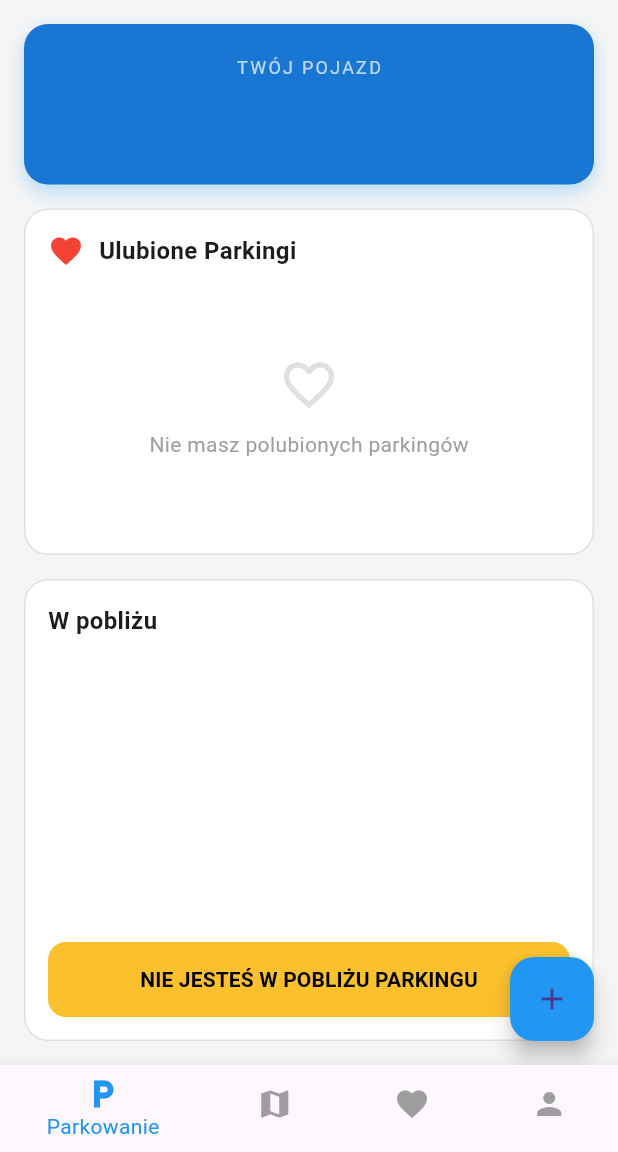
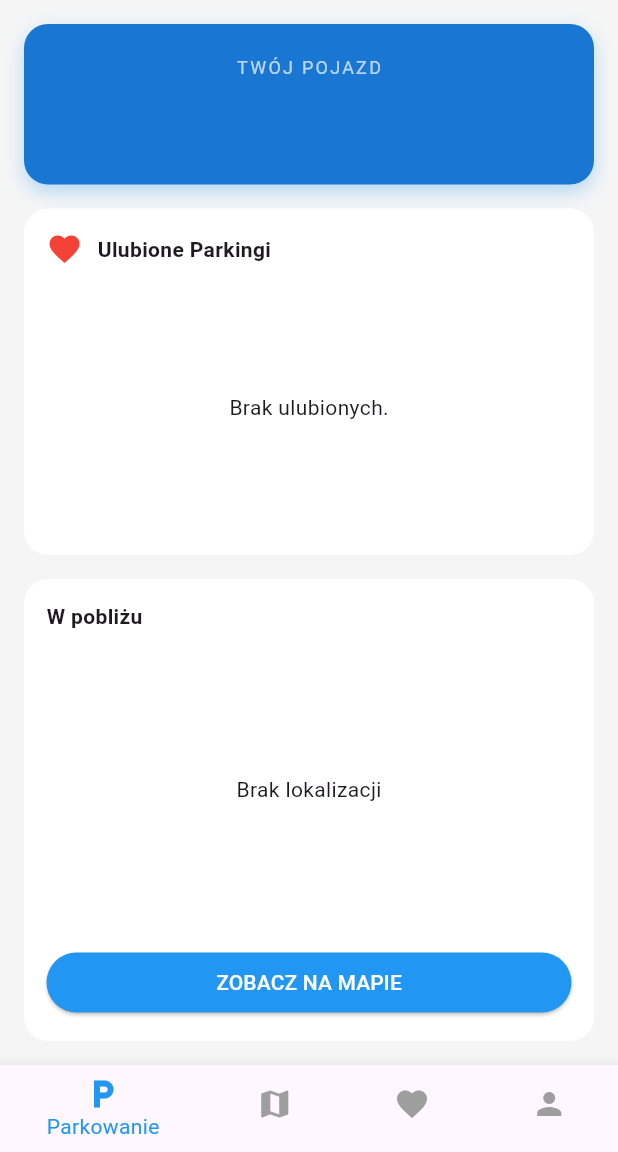
Before and after one commit to Remlithe/enginner-degree, a Flutter app: the screen it shows once a user with an empty profile is signed in, on a phone screen of 412 x 824 dp, the part 84-1236 px from its top. Run offline on Flutter 3.47's test engine with Material 3 defaults, Android fonts, the phone set to English and light mode, and no system bars; our stand-ins replace cloud_firestore, cloud_functions, firebase_auth, firebase_core, geolocator, google_maps_flutter; missing offline and left inert: flutter_stripe; accounts and stored records are empty.

Commit message:
map update

```diff
--- a/lib/screens/favorites_screen.dart
+++ b/lib/screens/favorites_screen.dart
@@ -1,5 +1,5 @@
 import 'package:flutter/material.dart';
-import '../models/parkingareamodel.dart';
+import '../models/parking_area_model.dart';
 import '../services/parking_service.dart';
 import '../widgets/occupancy_bar.dart'; // Import paska, który stworzyliśmy
 
--- a/lib/screens/map_screen.dart
+++ b/lib/screens/map_screen.dart
@@ -3,7 +3,7 @@ import 'package:flutter/material.dart';
 import 'package:google_maps_flutter/google_maps_flutter.dart';
 import 'package:geolocator/geolocator.dart';
 import 'package:url_launcher/url_launcher.dart'; // Do nawigacji
-import '../models/parkingareamodel.dart';
+import '../models/parking_area_model.dart';
 import '../services/parking_service.dart';
 
 class MapScreen extends StatefulWidget {
--- a/lib/screens/parking_screen.dart
+++ b/lib/screens/parking_screen.dart
@@ -2,9 +2,9 @@
 import 'package:flutter/material.dart';
 import 'package:cloud_firestore/cloud_firestore.dart';
 import 'package:firebase_auth/firebase_auth.dart';
-import 'package:geolocator/geolocator.dart';
+import 'package:geolocator/geolocator.dart'; // <--- Potrzebne do GPS
 import '../models/user_model.dart';
-import '../models/parkingareamodel.dart'; // Upewnij się co do nazwy pliku
+import '../models/parking_area_model.dart'; // Upewnij się co do wielkości liter pliku!
 import '../services/parking_service.dart';
 
 class ParkingScreen extends StatefulWidget {
@@ -20,12 +20,63 @@ class _ParkingScreenState extends State<ParkingScreen> {
   final User? currentUser = FirebaseAuth.instance.currentUser;
   final ParkingService _parkingService = ParkingService();
 
-  // Symulowana pozycja (Warszawa Centrum) - docelowo użyj Geolocator.getCurrentPosition()
-  final double myLat = 52.2297;
-  final double myLng = 21.0122;
+  // ZMIANA: Zamiast "na sztywno", używamy zmiennej, która może być null
+  Position? _currentPosition;
+  bool _isLoadingLocation = true;
 
-  // Czy jesteśmy blisko jakiegoś parkingu (na razie false)
-  bool isNearParking = false;
+  @override
+  void initState() {
+    super.initState();
+    _determinePosition(); // <--- Pobieramy lokalizację na starcie
+  }
+
+  // Funkcja pobierająca prawdziwą lokalizację
+  Future<void> _determinePosition() async {
+    bool serviceEnabled;
+    LocationPermission permission;
+
+    // 1. Sprawdź czy GPS jest włączony
+    serviceEnabled = await Geolocator.isLocationServiceEnabled();
+    if (!serviceEnabled) {
+      if (mounted) {
+        setState(() => _isLoadingLocation = false);
+        ScaffoldMessenger.of(context).showSnackBar(const SnackBar(content: Text('Włącz GPS, aby znaleźć najbliższe parkingi.')));
+      }
+      return;
+    }
+
+    // 2. Sprawdź uprawnienia
+    permission = await Geolocator.checkPermission();
+    if (permission == LocationPermission.denied) {
+      permission = await Geolocator.requestPermission();
+      if (permission == LocationPermission.denied) {
+        if (mounted) {
+          setState(() => _isLoadingLocation = false);
+          ScaffoldMessenger.of(context).showSnackBar(const SnackBar(content: Text('Brak uprawnień do lokalizacji.')));
+        }
+        return;
+      }
+    }
+
+    if (permission == LocationPermission.deniedForever) {
+      if (mounted) setState(() => _isLoadingLocation = false);
+      return;
+    }
+
+    // 3. Pobierz pozycję
+    try {
+      Position position = await Geolocator.getCurrentPosition();
+      if (mounted) {
+        setState(() {
+          _currentPosition = position;
+          _isLoadingLocation = false;
+        });
+      }
+    } catch (e) {
+      print("Błąd lokalizacji: $e");
+      if (mounted) setState(() => _isLoadingLocation = false);
+    }
+  }
 
   @override
   Widget build(BuildContext context) {
@@ -40,14 +91,23 @@ class _ParkingScreenState extends State<ParkingScreen> {
       ),
       body: Padding(
         padding: const EdgeInsets.all(16.0),
-        child: StreamBuilder<List<ParkingAreaModel>>(
-          stream: _parkingService.getParkingAreas(), // 1. Strumień Parkingów
+        child: Column(
+          children: [
+            // 1. Karta Rejestracji
+            _buildLicensePlateCard(),
+            const SizedBox(height: 16),
+
+            // 2. Treść Główna
+            Expanded(
+              child: _isLoadingLocation
+                  ? const Center(child: CircularProgressIndicator()) // Czekamy na GPS
+                  : StreamBuilder<List<ParkingAreaModel>>(
+                      stream: _parkingService.getParkingAreas(),
                       builder: (context, snapshotParking) {
                         return StreamBuilder<List<String>>(
-              stream: _parkingService.getUserFavorites(), // 2. Strumień Ulubionych
+                          stream: _parkingService.getUserFavorites(),
                           builder: (context, snapshotFavs) {
 
-                // Obsługa ładowania
                             if (!snapshotParking.hasData || !snapshotFavs.hasData) {
                               return const Center(child: CircularProgressIndicator());
                             }
@@ -57,23 +117,16 @@ class _ParkingScreenState extends State<ParkingScreen> {
 
                             return Column(
                               children: [
-                    // 1. KONTENER: NUMER REJESTRACYJNY
-                    _buildLicensePlateCard(),
-
-                    const SizedBox(height: 16),
-
-                    // 2. KONTENER: ULUBIONE (Dynamiczne)
+                                // Sekcja Ulubione
                                 Expanded(
                                   flex: 3,
                                   child: _buildFavoritesContainer(allSpots, favIds),
                                 ),
-
                                 const SizedBox(height: 16),
-
-                    // 3. KONTENER: NAJBLIŻSZE (Dynamiczne + Sortowanie)
+                                // Sekcja Najbliższe (Teraz z prawdziwą lokalizacją!)
                                 Expanded(
                                   flex: 4,
-                      child: _buildNearestAndButtonContainer(allSpots, favIds),
+                                  child: _buildNearestContainer(allSpots, favIds),
                                 ),
                               ],
                             );
@@ -82,16 +135,12 @@ class _ParkingScreenState extends State<ParkingScreen> {
                       },
                     ),
             ),
-      // PRZYCISK TESTOWY (Usuń go, gdy dodasz parkingi)
-      floatingActionButton: FloatingActionButton(
-        onPressed: () => _parkingService.seedData(),
-        child: const Icon(Icons.add),
-        backgroundColor: Colors.blue,
+          ],
+        ),
       ),
     );
   }
 
-  // --- Widget 1: Karta Rejestracji ---
   Widget _buildLicensePlateCard() {
     return FutureBuilder<DocumentSnapshot>(
       future: FirebaseFirestore.instance.collection('users').doc(currentUser?.uid).get(),
@@ -100,10 +149,8 @@ class _ParkingScreenState extends State<ParkingScreen> {
           return const SizedBox(height: 80, child: Center(child: LinearProgressIndicator()));
         }
 
-        UserModel? user;
-        if (snapshot.hasData && snapshot.data!.data() != null) {
-          user = UserModel.fromFirestore(snapshot.data!.data() as Map<String, dynamic>);
-        }
+        final data = snapshot.data?.data() as Map<String, dynamic>?;
+        final plate = data?['licensePlate'] ?? 'BRAK';
 
         return Container(
           width: double.infinity,
@@ -118,7 +165,7 @@ class _ParkingScreenState extends State<ParkingScreen> {
               const Text('TWÓJ POJAZD', style: TextStyle(color: Colors.white70, fontSize: 12, letterSpacing: 1.5)),
               const SizedBox(height: 5),
               Text(
-                user?.licensePlate ?? 'BRAK',
+                plate,
                 style: const TextStyle(color: Colors.white, fontSize: 32, fontWeight: FontWeight.bold, letterSpacing: 2),
               ),
             ],
@@ -128,45 +175,26 @@ class _ParkingScreenState extends State<ParkingScreen> {
     );
   }
 
-  // --- Widget 2: Ulubione ---
   Widget _buildFavoritesContainer(List<ParkingAreaModel> allSpots, List<String> favIds) {
-    // Filtrujemy parkingi, które są na liście ulubionych
     final favSpots = allSpots.where((s) => favIds.contains(s.id)).toList();
 
     return Container(
       width: double.infinity,
       padding: const EdgeInsets.all(15),
-      decoration: BoxDecoration(
-        color: Colors.white,
-        borderRadius: BorderRadius.circular(16),
-        border: Border.all(color: Colors.grey.shade300),
-      ),
+      decoration: BoxDecoration(color: Colors.white, borderRadius: BorderRadius.circular(16)),
       child: Column(
         crossAxisAlignment: CrossAxisAlignment.start,
         children: [
-          Row(
-            children: const [
+          const Row(children: [
             Icon(Icons.favorite, color: Colors.red),
             SizedBox(width: 10),
-              Text('Ulubione Parkingi', style: TextStyle(fontWeight: FontWeight.bold, fontSize: 16)),
-            ],
-          ),
+            Text('Ulubione Parkingi', style: TextStyle(fontWeight: FontWeight.bold))
+          ]),
           const SizedBox(height: 10),
-
-          favSpots.isEmpty
-            ? Expanded(
-                child: Center(
-                  child: Column(
-                    mainAxisAlignment: MainAxisAlignment.center,
-                    children: [
-                      Icon(Icons.favorite_border, size: 40, color: Colors.grey.shade300),
-                      const SizedBox(height: 10),
-                      const Text('Nie masz polubionych parkingów', style: TextStyle(color: Colors.grey)),
-                    ],
-                  ),
-                ),
-              )
-            : Expanded(
+          if (favSpots.isEmpty)
+             const Expanded(child: Center(child: Text("Brak ulubionych.")))
+          else
+            Expanded(
               child: ListView.builder(
                 itemCount: favSpots.length,
                 itemBuilder: (context, index) {
@@ -182,54 +210,60 @@ class _ParkingScreenState extends State<ParkingScreen> {
                   );
                 },
               ),
-              ),
+            )
         ],
       ),
     );
   }
 
-  // --- Widget 3: Najbliższe + Guzik ---
-  Widget _buildNearestAndButtonContainer(List<ParkingAreaModel> allSpots, List<String> favIds) {
-    // 1. Sortuj według odległości
+  Widget _buildNearestContainer(List<ParkingAreaModel> allSpots, List<String> favIds) {
+    // Jeśli nie mamy lokalizacji (np. błąd lub brak zgody), nie sortujemy albo używamy domyślnej
+    if (_currentPosition != null) {
       allSpots.sort((a, b) {
-      double distA = _parkingService.calculateDistance(myLat, myLng, a.location.latitude, a.location.longitude);
-      double distB = _parkingService.calculateDistance(myLat, myLng, b.location.latitude, b.location.longitude);
+        double distA = _parkingService.calculateDistance(
+          _currentPosition!.latitude, _currentPosition!.longitude,
+          a.location.latitude, a.location.longitude
+        );
+        double distB = _parkingService.calculateDistance(
+          _currentPosition!.latitude, _currentPosition!.longitude,
+          b.location.latitude, b.location.longitude
+        );
         return distA.compareTo(distB);
       });
+    }
 
-    // 2. Weź 5 najbliższych
     final nearest = allSpots.take(5).toList();
 
     return Container(
       width: double.infinity,
       padding: const EdgeInsets.all(15),
-      decoration: BoxDecoration(
-        color: Colors.white,
-        borderRadius: BorderRadius.circular(16),
-        border: Border.all(color: Colors.grey.shade300),
-      ),
+      decoration: BoxDecoration(color: Colors.white, borderRadius: BorderRadius.circular(16)),
       child: Column(
         crossAxisAlignment: CrossAxisAlignment.start,
         children: [
-          const Text('W pobliżu', style: TextStyle(fontWeight: FontWeight.bold, fontSize: 16)),
+          const Text('W pobliżu', style: TextStyle(fontWeight: FontWeight.bold)),
           const SizedBox(height: 10),
 
+          if (_currentPosition == null)
+            const Expanded(child: Center(child: Text("Brak lokalizacji")))
+          else
             Expanded(
               child: ListView.builder(
                 itemCount: nearest.length,
                 itemBuilder: (context, index) {
                   final spot = nearest[index];
-                double km = _parkingService.calculateDistance(myLat, myLng, spot.location.latitude, spot.location.longitude) / 1000;
+                  double km = _parkingService.calculateDistance(
+                    _currentPosition!.latitude, _currentPosition!.longitude,
+                    spot.location.latitude, spot.location.longitude
+                  ) / 1000;
+
                   bool isFav = favIds.contains(spot.id);
 
                   return ListTile(
                     contentPadding: EdgeInsets.zero,
-                  leading: Container(
-                    padding: const EdgeInsets.all(8),
-                    decoration: BoxDecoration(color: Colors.blue.shade50, borderRadius: BorderRadius.circular(8)),
-                    child: const Icon(Icons.local_parking, color: Colors.blue),
-                  ),
+                    leading: const Icon(Icons.local_parking, color: Colors.blue),
                     title: Text(spot.name),
+                    // Wyświetlamy dystans z dokładnością do 1 miejsca po przecinku
                     subtitle: Text("${km.toStringAsFixed(1)} km • ${spot.pricePerHour} zł/h"),
                     trailing: IconButton(
                       icon: Icon(isFav ? Icons.favorite : Icons.favorite_border, color: isFav ? Colors.red : Colors.grey),
@@ -241,25 +275,14 @@ class _ParkingScreenState extends State<ParkingScreen> {
             ),
 
           const SizedBox(height: 10),
-
-          // --- GUZIK (Logika się nie zmienia) ---
           SizedBox(
             width: double.infinity,
-            height: 50,
             child: ElevatedButton(
-              onPressed: isNearParking ? () { print("Start!"); } : null,
-              style: ElevatedButton.styleFrom(
-                backgroundColor: Colors.blue,
-                disabledBackgroundColor: Colors.yellow[700],
-                disabledForegroundColor: Colors.black,
-                shape: RoundedRectangleBorder(borderRadius: BorderRadius.circular(12)),
+              onPressed: widget.onFindParking,
+              style: ElevatedButton.styleFrom(backgroundColor: Colors.blue, foregroundColor: Colors.white),
+              child: const Text('ZOBACZ NA MAPIE'),
             ),
-              child: Text(
-                isNearParking ? 'ROZPOCZNIJ PARKOWANIE' : 'NIE JESTEŚ W POBLIŻU PARKINGU',
-                style: const TextStyle(fontWeight: FontWeight.bold),
-              ),
-            ),
-          ),
+          )
         ],
       ),
     );
--- a/lib/services/parking_service.dart
+++ b/lib/services/parking_service.dart
@@ -2,7 +2,7 @@
 import 'package:cloud_firestore/cloud_firestore.dart';
 import 'package:firebase_auth/firebase_auth.dart';
 import 'package:geolocator/geolocator.dart';
-import '../models/parkingareamodel.dart';
+import '../models/parking_area_model.dart';
 
 class ParkingService {
   final FirebaseFirestore _db = FirebaseFirestore.instance;
```
Also changed, not shown: lib/models/parking_area_model.dart (renamed from lib/models/ParkingAreaModel.dart). Lines whose indentation alone changed are shown as unchanged.
